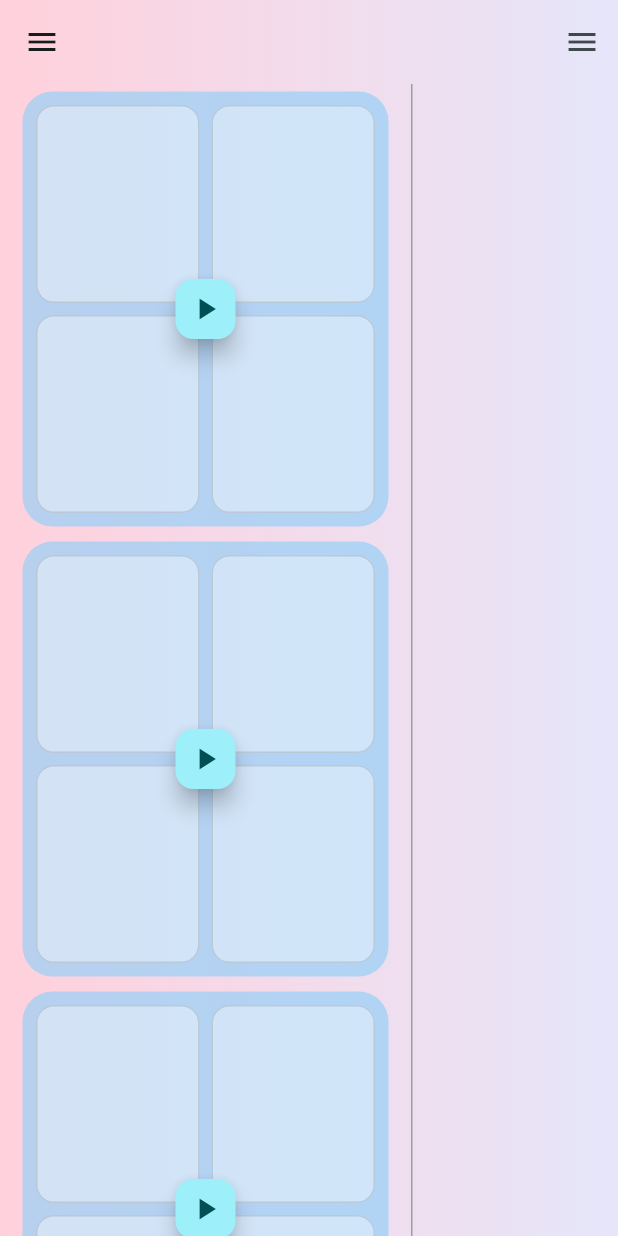
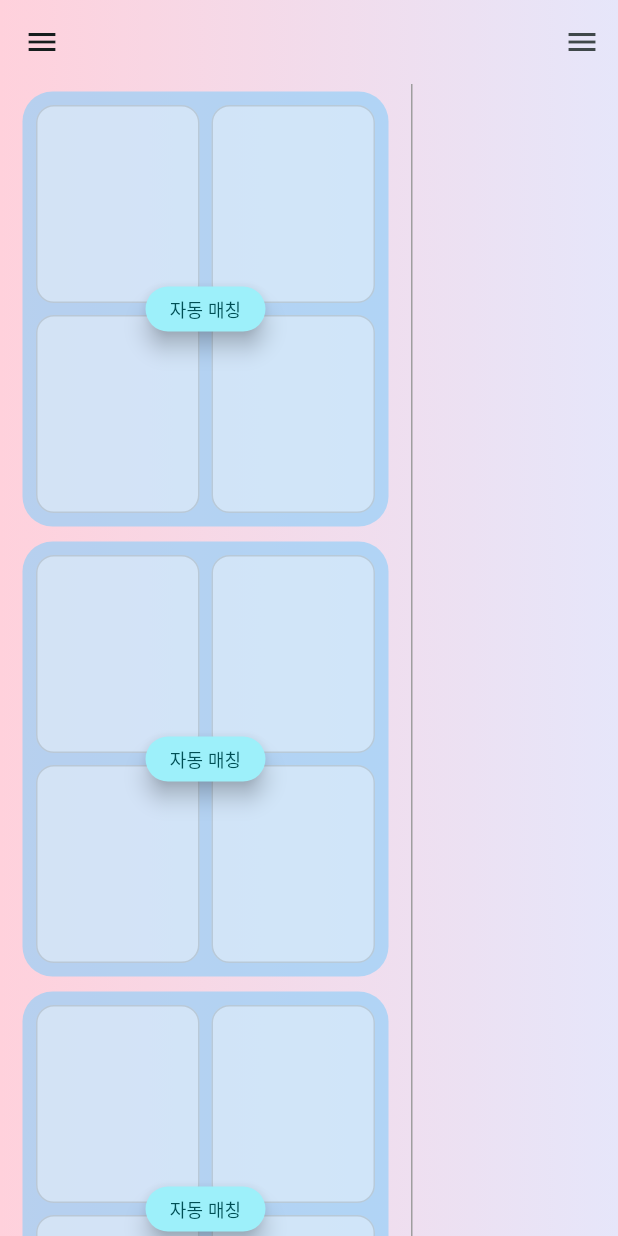
Before and after one commit to Hyun-Tak-Lee/hotswing, a Flutter app: the screen it shows after launch, on a phone screen of 412 x 824 dp. Run offline on Flutter 3.47's test engine with Material 3 defaults, Android fonts, the phone set to English and light mode, and no system bars; our stand-ins replace shared_preferences.

Commit message:
오른쪽 사이드 메뉴 UI 개선 및 기능 추가

```diff
--- a/lib/src/common/utils/skill_utils.dart
+++ b/lib/src/common/utils/skill_utils.dart
@@ -4,8 +4,8 @@ const Map<String, int> skillLevelToRate = {
   'D+': 1500,
   'C': 2000,
   'B': 3000,
-  'A': 5000,
-  'S': 10000,
+  'A': 4000,
+  'S': 6000,
 };
 
 // 역 매핑을 위한 getter 또는 함수 (필요한 경우)
--- a/lib/src/common/widgets/dialogs/add_player_dialog.dart
+++ b/lib/src/common/widgets/dialogs/add_player_dialog.dart
@@ -39,7 +39,7 @@ class _AddPlayerDialogState extends State<AddPlayerDialog> {
     double screenWidth = MediaQuery.of(context).size.width;
     const double tabletThreshold = 600.0;
     final isMobileSize = screenWidth < tabletThreshold;
-    final bool isEditMode = widget.player != null; // 수정 모드 여부
+    final bool isEditMode = widget.player != null;
 
     final double titleFontSize = isMobileSize ? 24 : 40;
     final double labelFontSize = isMobileSize ? 20 : 32;
@@ -47,10 +47,10 @@ class _AddPlayerDialogState extends State<AddPlayerDialog> {
     final double contentPadding = isMobileSize ? 8.0 : 24.0;
     final double fieldSpacing = isMobileSize ? 16.0 : 32.0;
     final double dialogWidth = isMobileSize ? screenWidth * 0.8 : screenWidth * 0.5;
-    final double buttonFontSize = isMobileSize ? 16 : 22;
+    final double buttonFontSize = isMobileSize ? 16 : 28;
 
     return AlertDialog(
-      title: Text(isEditMode ? '플레이어 수정' : '플레이어 추가', // 제목 동적 변경
+      title: Text(isEditMode ? '플레이어 수정' : '플레이어 추가',
           style: TextStyle(fontSize: titleFontSize)),
       content: Form(
         key: _formKey,
--- a/lib/src/common/widgets/main_content.dart
+++ b/lib/src/common/widgets/main_content.dart
@@ -258,7 +258,10 @@ class _MainContentState extends State<MainContent> {
                               ],
                             ),
                             if (!isGameStarted)
-                              FloatingActionButton(
+                              SizedBox(
+                                width: widget.isMobileSize ? 80.0 : 120.0,
+                                height: widget.isMobileSize ? 30.0 : 45.0,
+                                child: FloatingActionButton(
                                   onPressed: () {
                                     playersProvider.assignPlayersToCourt(
                                       sectionIndex,
@@ -272,11 +275,15 @@ class _MainContentState extends State<MainContent> {
                                     });
                                   },
                                   heroTag: 'start_fab_$sectionIndex',
-                                mini: true,
-                                child: Icon(Icons.play_arrow),
+                                  // child: Icon(Icons.play_arrow),
+                                  child: Text('자동 매칭',style:TextStyle(fontSize:widget.isMobileSize ? 12.0 : 20.0)),
+                                ),
                               ),
                             if (isGameStarted)
-                              FloatingActionButton(
+                              SizedBox(
+                                width: widget.isMobileSize ? 90.0 : 150.0,
+                                height: widget.isMobileSize ? 30.0 : 45.0,
+                                child: FloatingActionButton(
                                   onPressed: () {
                                     playersProvider.incrementWaitedTimeForAllUnassignedPlayers();
                                     playersProvider.movePlayersFromCourtToUnassigned(sectionIndex);
@@ -286,8 +293,9 @@ class _MainContentState extends State<MainContent> {
                                     });
                                   },
                                   heroTag: 'stop_fab_$sectionIndex',
-                                mini: true,
-                                child: Icon(Icons.stop),
+                                  // child: Icon(Icons.stop),
+                                  child: Text('코트 확정, 제거',style:TextStyle(fontSize:widget.isMobileSize ? 12.0 : 20.0)),
+                                ),
                               ),
                           ],
                         ),
--- a/lib/src/common/widgets/right_side_menu.dart
+++ b/lib/src/common/widgets/right_side_menu.dart
@@ -51,7 +51,7 @@ class RightSideMenu extends StatelessWidget {
     return Drawer(
       width: isMobileSize
           ? MediaQuery.of(context).size.width * 0.55
-          : MediaQuery.of(context).size.width * 0.35,
+          : MediaQuery.of(context).size.width * 0.45,
       child: ListView(
         padding: EdgeInsets.zero,
         children: <Widget>[
@@ -71,7 +71,7 @@ class RightSideMenu extends StatelessWidget {
             ),
           ),
           ListTile(
-            title: Text('팀 나누기', style: TextStyle(fontSize: iconAndFontSize)),
+            title: Text('팀 지정 (사용x)', style: TextStyle(fontSize: iconAndFontSize)),
             trailing: Transform.scale(
               scale: switchScale,
               child: Switch(
@@ -148,7 +148,7 @@ class RightSideMenu extends StatelessWidget {
           const SizedBox(height: 10),
           _buildSliderListItem(
             context: context,
-            title: '플레이 수 가중치',
+            title: '플레이 횟수 가중치',
             value: optionsProvider.playedWeight,
             onChanged: (double value) {
               optionsProvider.setPlayedWeight(value);
--- a/lib/src/providers/players_provider.dart
+++ b/lib/src/providers/players_provider.dart
@@ -11,8 +11,8 @@ class Player {
   String gender;
   int played;
   int waited;
+  int lated;
 
-  // Player 객체를 생성합니다.
   Player({
     required this.rate,
     required this.manager,
@@ -20,9 +20,9 @@ class Player {
     required this.gender,
     required this.played,
     required this.waited,
+    required this.lated,
   }) : this.name = name.length > 7 ? name.substring(0, 7) : name;
 
-  // Add this method to convert Player to Map
   Map<String, dynamic> toJson() => {
     'name': name,
     'manager': manager,
@@ -30,9 +30,9 @@ class Player {
     'gender': gender,
     'played': played,
     'waited': waited,
+    'lated': lated, // Added lated to toJson
   };
 
-  // Add this factory constructor to create Player from Map (for loading later)
   factory Player.fromJson(Map<String, dynamic> json) => Player(
     name: json['name'],
     manager: json['manager'],
@@ -40,27 +40,24 @@ class Player {
     gender: json['gender'],
     played: json['played'],
     waited: json['waited'],
+    lated: json['lated'], // Added lated to fromJson
   );
 
-  // 두 Player 객체가 동일한지 비교합니다. 이름이 같으면 동일한 것으로 간주합니다.
   @override
   bool operator ==(Object other) =>
       identical(this, other) ||
       other is Player && runtimeType == other.runtimeType && name == other.name;
 
-  // Player 객체의 해시 코드를 반환합니다. 이름의 해시 코드를 사용합니다.
   @override
   int get hashCode => name.hashCode;
 }
 
-// 플레이어 목록 및 코트 할당 상태를 관리하는 클래스입니다.
 class PlayersProvider with ChangeNotifier {
   final Map<String, Player> _players = {};
   List<List<Player?>> _assignedPlayers = [];
   List<Player> _unassignedPlayers = [];
   final Random _random = Random();
 
-  // PlayersProvider 객체를 생성하고 초기 플레이어 데이터를 로드합니다.
   PlayersProvider() {
     // final List<int> skillRates = skillLevelToRate.values.toList();
     //
@@ -71,6 +68,7 @@ class PlayersProvider with ChangeNotifier {
     //   String gender = _random.nextBool() ? '남' : '여';
     //   int played = 0;
     //   int waited = 0;
+    //   int lated = 0; // Initialize lated for new players
     //   Player newPlayer = Player(
     //     name: playerName,
     //     manager: manager,
@@ -78,6 +76,7 @@ class PlayersProvider with ChangeNotifier {
     //     gender: gender,
     //     played: played,
     //     waited: waited,
+    //     lated: lated, // Pass lated to constructor
     //   );
     //   _players[playerName] = newPlayer;
     //   _unassignedPlayers.add(newPlayer);
@@ -129,6 +128,7 @@ class PlayersProvider with ChangeNotifier {
     required String gender,
     required int played,
     required int waited,
+    required int lated,
   }) {
     if (name.length > 7) return;
     if (!_players.containsKey(name)) {
@@ -139,6 +139,7 @@ class PlayersProvider with ChangeNotifier {
         gender: gender,
         played: played,
         waited: waited,
+        lated: lated,
       );
       _players[name] = newPlayer;
       _unassignedPlayers.add(newPlayer);
```
Also changed, not shown: lib/src/common/widgets/left_side_menu.dart (+11 -1 lines), lib/src/providers/options_provider.dart (+21 -10 lines). Lines whose indentation alone changed are shown as unchanged.
